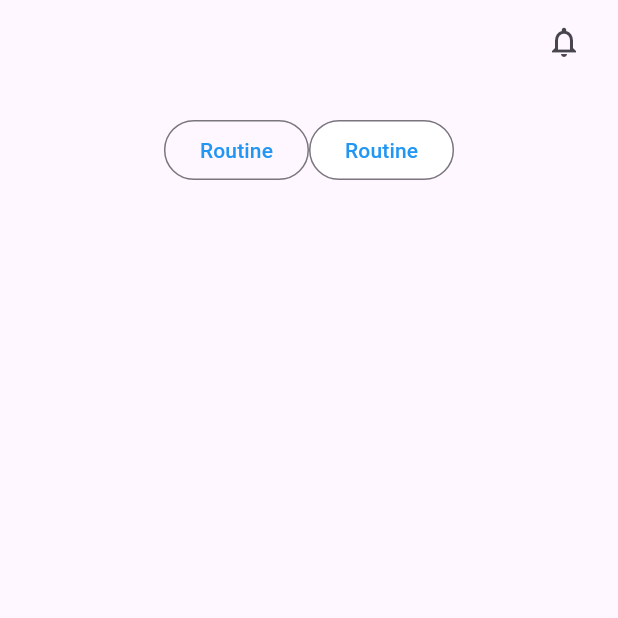
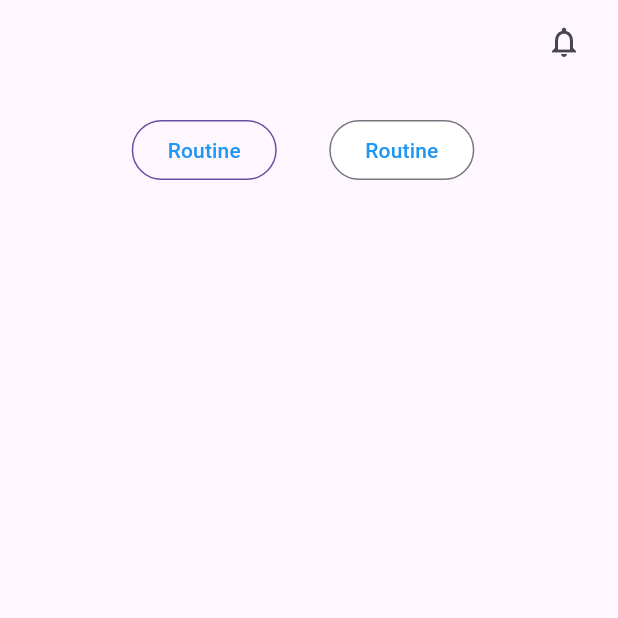
Before and after one commit to dita-daystaruni/orientation_ap, a Flutter app: the Routines screen opened directly, on a phone screen of 412 x 824 dp, the top half of it. Run offline on Flutter 3.47's test engine with Material 3 defaults, Android fonts, the phone set to English and light mode, and no system bars; our stand-ins replace get.

Commit message:
dashboardP2

```diff
--- a/lib/pages/routines.dart
+++ b/lib/pages/routines.dart
@@ -1,4 +1,5 @@
 import 'package:flutter/material.dart';
+import 'package:flutter/widgets.dart';
 
 class Routines extends StatelessWidget {
   const Routines({super.key});
@@ -20,13 +21,14 @@ class Routines extends StatelessWidget {
               children: [
                 OutlinedButton(
                   onPressed: () {},
+                  autofocus: true,
                   child: const Text(
                     'Routine',
                     style: TextStyle(color: Colors.blue),
                   ),
                 ),
                 const SizedBox(
-                  height: 22,
+                  width: 35,
                 ),
                 OutlinedButton(
                   onPressed: () {},
@@ -38,6 +40,15 @@ class Routines extends StatelessWidget {
                     style: TextStyle(color: Colors.blue),
                   ),
                 ),
+                const SizedBox(
+                  height: 20,
+                ),
+                const SingleChildScrollView(
+                  scrollDirection: Axis.horizontal,
+                  child: Row(
+                    children: [Card()],
+                  ),
+                )
               ],
             ),
           ),
```
Also changed, not shown: lib/pages/home_page.dart (+10 -10 lines), lib/pages/sign_in.dart (+9 -6 lines), lib/services/authentication.dart (+4 -4 lines), pubspec.lock.
